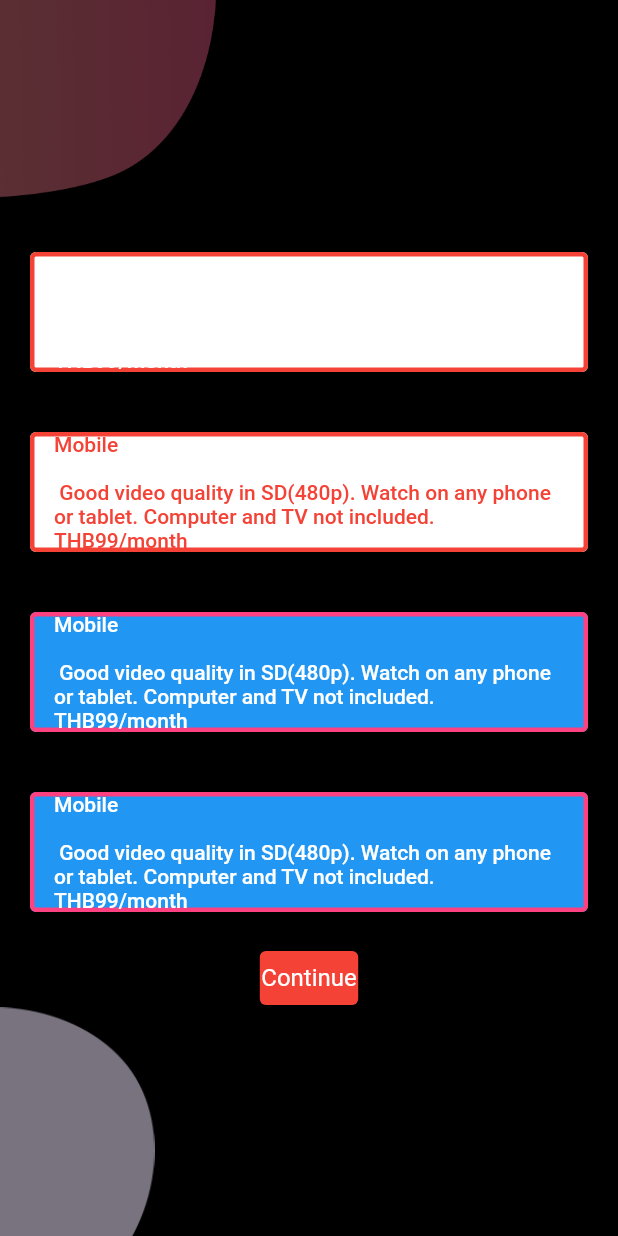
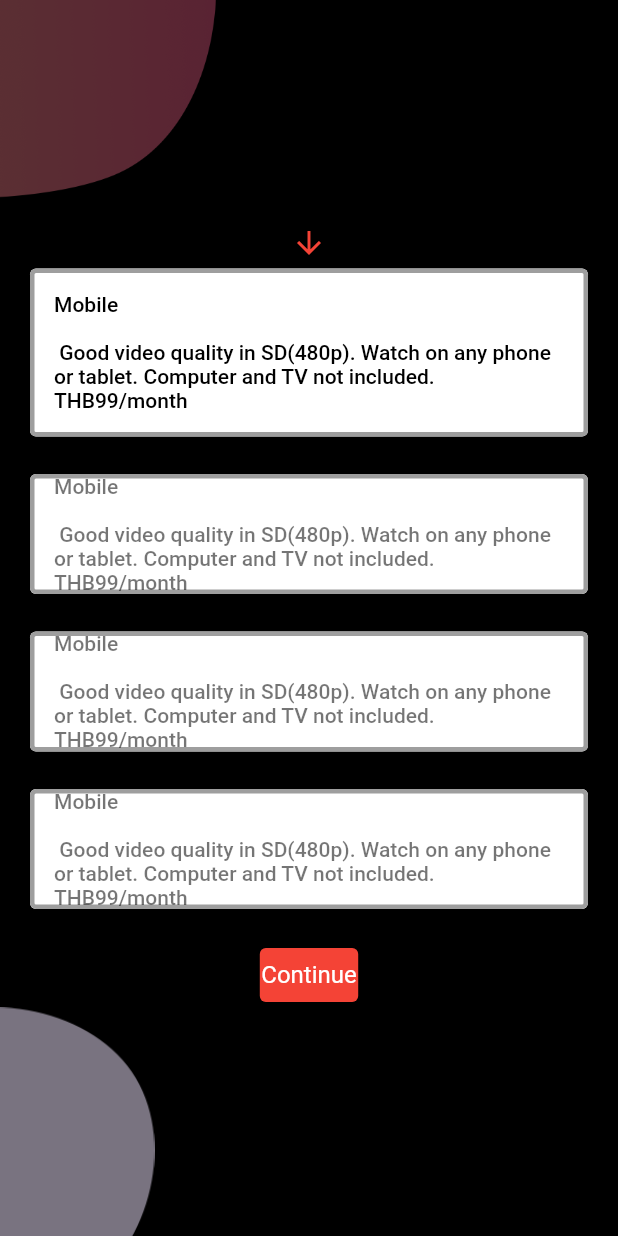
Before and after one commit to nitirod1/AppNetflix, a Flutter app: the Select_package widget shown alone on an empty page, opened directly, after a tap on an icon or button, on a phone screen of 412 x 824 dp. Run offline on Flutter 3.47's test engine with Material 2 defaults, Android fonts, the phone set to English and light mode, and no system bars; our stand-ins replace better_player, bordered_text, dio, flutter_icons, pin_code_fields, shared_preferences and 1 more; accounts and stored records are empty.

```diff
--- a/Netflix/lib/Screens/select_package/components/select_package.dart
+++ b/Netflix/lib/Screens/select_package/components/select_package.dart
@@ -2,6 +2,7 @@ import 'package:flutter/material.dart';
 import 'package:flutter_auth/Screens/select_package/components/background.dart';
 import 'package:flutter_auth/Screens/plan_setting/plan_screen.dart';
 import 'package:flutter_auth/models/User.dart';
+import 'package:flutter_auth/pages/profile_page.dart';
 
 class Information_Plan extends StatelessWidget {
   final String text;
@@ -34,9 +35,16 @@ class Select_package extends StatefulWidget {
 }
 
 class _Select_packageState extends State<Select_package> {
-  Color color_text = Colors.red;
   int value = 1;
-  Color color_click_text = Colors.redAccent;
+  Color color_click_box = Colors.black;
+  Color color_box = Colors.grey;
+  final color_text = <Color>[
+    Colors.black54,
+    Colors.black54,
+    Colors.black54,
+    Colors.black54
+  ];
+
   Color bg_box = Colors.white;
   final isSelected = <bool>[false, false, false, false];
   int plan_id = 0;
@@ -49,15 +57,150 @@ class _Select_packageState extends State<Select_package> {
         child: Column(
           mainAxisAlignment: MainAxisAlignment.center,
           children: <Widget>[
+            Visibility(
+                visible: isSelected[0],
+                child: Icon(
+                  Icons.arrow_downward,
+                  color: Colors.red,
+                )),
             Container(
-              margin: EdgeInsets.all(20),
+              margin: EdgeInsets.only(top: 5, left: 20, right: 20, bottom: 20),
+              child: OutlinedButton(
+                onPressed: () {
+                  setState(() {
+                    plan_id = 1;
+                    color_text[0] = Colors.black;
+                    color_text[0] = Colors.black;
+                    color_text[1] = Colors.black54;
+                    color_text[2] = Colors.black54;
+                    color_text[3] = Colors.black54;
+                    isSelected[0] = true;
+                    isSelected[1] = false;
+                    isSelected[2] = false;
+                    isSelected[3] = false;
+                  });
+                },
+                //onPressed: null, //Uncomment this statement to check disabled state.
+                child: Text(
+                  "\nMobile\n\n Good video quality in SD(480p). Watch on any phone or tablet. Computer and TV not included. \nTHB99/month\n",
+                  style: TextStyle(
+                    color: color_text[0],
+                  ),
+                ),
+                style: ButtonStyle(
+                  backgroundColor:
+                      MaterialStateProperty.resolveWith<Color>((states) {
+                    if (states.contains(MaterialState.disabled)) {
+                      return Colors.grey[100];
+                    }
+                    return bg_box;
+                  }),
+                  overlayColor:
+                      MaterialStateProperty.resolveWith<Color>((states) {
+                    if (states.contains(MaterialState.pressed)) {
+                      return Colors.red;
+                    }
+                    return Colors.transparent;
+                  }),
+                  side: MaterialStateProperty.resolveWith((states) {
+                    Color _borderColor;
+
+                    if (states.contains(MaterialState.disabled)) {
+                      _borderColor = Colors.white;
+                    } else if (states.contains(MaterialState.pressed)) {
+                      _borderColor = color_click_box;
+                    } else {
+                      _borderColor = color_box;
+                    }
+                    return BorderSide(color: _borderColor, width: 3);
+                  }),
+                ),
+              ),
+            ),
+            Visibility(
+                visible: isSelected[1],
+                child: Icon(
+                  Icons.arrow_downward,
+                  color: Colors.red,
+                )),
+            Container(
+              margin: EdgeInsets.only(top: 5, left: 20, right: 20, bottom: 20),
               child: OutlinedButton(
                 child: Text(
                   "Mobile\n\n Good video quality in SD(480p). Watch on any phone or tablet. Computer and TV not included. \nTHB99/month",
-                  style: TextStyle(color: Colors.white),
+                  style: TextStyle(color: color_text[1]),
                 ),
                 onPressed: () {
-                  plan_id = 1;
+                  setState(() {
+                    plan_id = 2;
+                    color_text[0] = Colors.black54;
+                    color_text[1] = Colors.black;
+                    color_text[2] = Colors.black54;
+                    color_text[3] = Colors.black54;
+                    isSelected[0] = false;
+                    isSelected[1] = true;
+                    isSelected[2] = false;
+                    isSelected[3] = false;
+                  });
+                },
+
+                //onPressed: null, //Uncomment this statement to check disabled state.
+                style: ButtonStyle(
+                  backgroundColor:
+                      MaterialStateProperty.resolveWith<Color>((states) {
+                    if (states.contains(MaterialState.disabled)) {
+                      return Colors.white;
+                    }
+                    return bg_box;
+                  }),
+                  overlayColor:
+                      MaterialStateProperty.resolveWith<Color>((states) {
+                    if (states.contains(MaterialState.pressed)) {
+                      return Colors.red;
+                    }
+                    return Colors.transparent;
+                  }),
+                  side: MaterialStateProperty.resolveWith((states) {
+                    Color _borderColor;
+
+                    if (states.contains(MaterialState.disabled)) {
+                      _borderColor = Colors.greenAccent;
+                    } else if (states.contains(MaterialState.pressed)) {
+                      _borderColor = color_click_box;
+                    } else {
+                      _borderColor = color_box;
+                    }
+
+                    return BorderSide(color: _borderColor, width: 3);
+                  }),
+                ),
+              ),
+            ),
+            Visibility(
+                visible: isSelected[2],
+                child: Icon(
+                  Icons.arrow_downward,
+                  color: Colors.red,
+                )),
+            Container(
+              margin: EdgeInsets.only(top: 5, left: 20, right: 20, bottom: 20),
+              child: OutlinedButton(
+                child: Text(
+                  "Mobile\n\n Good video quality in SD(480p). Watch on any phone or tablet. Computer and TV not included. \nTHB99/month",
+                  style: TextStyle(color: color_text[2]),
+                ),
+                onPressed: () {
+                  setState(() {
+                    plan_id = 3;
+                    color_text[0] = Colors.black54;
+                    color_text[1] = Colors.black54;
+                    color_text[2] = Colors.black;
+                    color_text[3] = Colors.black54;
+                    isSelected[0] = false;
+                    isSelected[1] = false;
+                    isSelected[2] = true;
+                    isSelected[3] = false;
+                  });
                 },
                 //onPressed: null, //Uncomment this statement to check disabled state.
                 style: ButtonStyle(
@@ -81,9 +224,9 @@ class _Select_packageState extends State<Select_package> {
                     if (states.contains(MaterialState.disabled)) {
                       _borderColor = Colors.greenAccent;
                     } else if (states.contains(MaterialState.pressed)) {
-                      _borderColor = color_click_text;
+                      _borderColor = color_click_box;
                     } else {
-                      _borderColor = color_text;
+                      _borderColor = color_box;
                     }
 
                     return BorderSide(color: _borderColor, width: 3);
@@ -91,17 +234,33 @@ class _Select_packageState extends State<Select_package> {
                 ),
               ),
             ),
+            Visibility(
+                visible: isSelected[3],
+                child: Icon(
+                  Icons.arrow_downward,
+                  color: Colors.red,
+                )),
             Container(
-              margin: EdgeInsets.all(20),
+              margin: EdgeInsets.only(top: 5, left: 20, right: 20, bottom: 20),
               child: OutlinedButton(
                 child: Text(
                   "Mobile\n\n Good video quality in SD(480p). Watch on any phone or tablet. Computer and TV not included. \nTHB99/month",
-                  style: TextStyle(color: color_text),
+                  style: TextStyle(color: color_text[3]),
                 ),
                 onPressed: () {
-                  plan_id = 2;
+                  setState(() {
+                    plan_id = 4;
+                    color_text[1] = Colors.black;
+                    color_text[0] = Colors.black54;
+                    color_text[1] = Colors.black54;
+                    color_text[2] = Colors.black54;
+                    color_text[3] = Colors.black;
+                    isSelected[0] = false;
+                    isSelected[1] = false;
+                    isSelected[2] = false;
+                    isSelected[3] = true;
+                  });
                 },
-
                 //onPressed: null, //Uncomment this statement to check disabled state.
                 style: ButtonStyle(
                   backgroundColor:
@@ -124,93 +283,9 @@ class _Select_packageState extends State<Select_package> {
                     if (states.contains(MaterialState.disabled)) {
                       _borderColor = Colors.greenAccent;
                     } else if (states.contains(MaterialState.pressed)) {
-                      _borderColor = color_click_text;
+                      _borderColor = color_click_box;
                     } else {
-                      _borderColor = color_text;
-                    }
-
-                    return BorderSide(color: _borderColor, width: 3);
-                  }),
-                ),
-              ),
-            ),
-            Container(
-              margin: EdgeInsets.all(20),
-              child: OutlinedButton(
-                child: Text(
-                  "Mobile\n\n Good video quality in SD(480p). Watch on any phone or tablet. Computer and TV not included. \nTHB99/month",
-                  style: TextStyle(color: Colors.white),
-                ),
-                onPressed: () {
-                  plan_id = 3;
-                },
-                //onPressed: null, //Uncomment this statement to check disabled state.
-                style: ButtonStyle(
-                  backgroundColor:
-                      MaterialStateProperty.resolveWith<Color>((states) {
-                    if (states.contains(MaterialState.disabled)) {
-                      return Colors.grey[100];
-                    }
-                    return Colors.blue;
-                  }),
-                  overlayColor:
-                      MaterialStateProperty.resolveWith<Color>((states) {
-                    if (states.contains(MaterialState.pressed)) {
-                      return Colors.red;
-                    }
-                    return Colors.transparent;
-                  }),
-                  side: MaterialStateProperty.resolveWith((states) {
-                    Color _borderColor;
-
-                    if (states.contains(MaterialState.disabled)) {
-                      _borderColor = Colors.greenAccent;
-                    } else if (states.contains(MaterialState.pressed)) {
-                      _borderColor = Colors.yellow;
-                    } else {
-                      _borderColor = Colors.pinkAccent;
-                    }
-
-                    return BorderSide(color: _borderColor, width: 3);
-                  }),
-                ),
-              ),
-            ),
-            Container(
-              margin: EdgeInsets.all(20),
-              child: OutlinedButton(
-                child: Text(
-                  "Mobile\n\n Good video quality in SD(480p). Watch on any phone or tablet. Computer and TV not included. \nTHB99/month",
-                  style: TextStyle(color: Colors.white),
-                ),
-                onPressed: () {
-                  plan_id = 4;
-                },
-                //onPressed: null, //Uncomment this statement to check disabled state.
-                style: ButtonStyle(
-                  backgroundColor:
-                      MaterialStateProperty.resolveWith<Color>((states) {
-                    if (states.contains(MaterialState.disabled)) {
-                      return Colors.grey[100];
-                    }
-                    return Colors.blue;
-                  }),
-                  overlayColor:
-                      MaterialStateProperty.resolveWith<Color>((states) {
-                    if (states.contains(MaterialState.pressed)) {
-                      return Colors.red;
-                    }
-                    return Colors.transparent;
-                  }),
-                  side: MaterialStateProperty.resolveWith((states) {
-                    Color _borderColor;
-
-                    if (states.contains(MaterialState.disabled)) {
-                      _borderColor = Colors.greenAccent;
-                    } else if (states.contains(MaterialState.pressed)) {
-                      _borderColor = Colors.yellow;
-                    } else {
-                      _borderColor = Colors.pinkAccent;
+                      _borderColor = color_box;
                     }
 
                     return BorderSide(color: _borderColor, width: 3);
```
